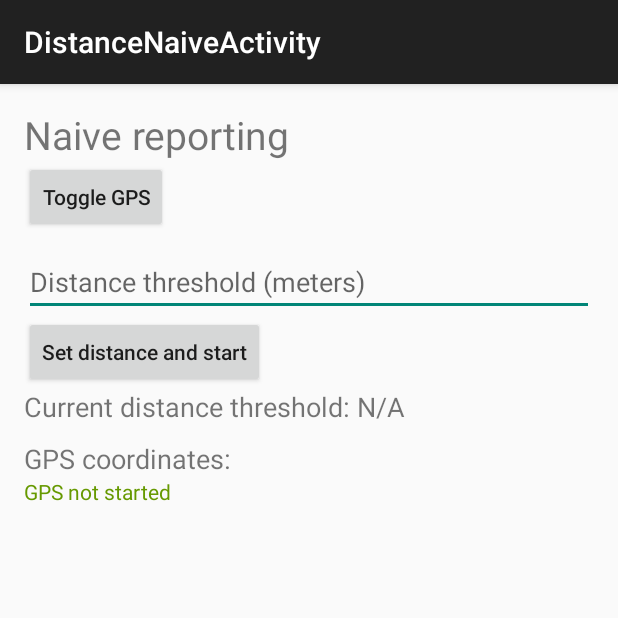
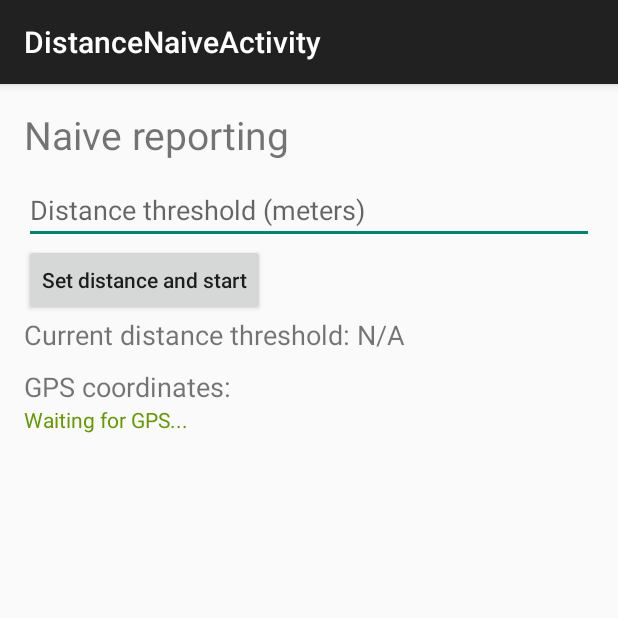
Before and after one commit to YnkDK/PP-Project2, an Android app: the DistanceNaiveActivity screen opened directly, with no data from a screen before it, on a phone screen of 412 x 824 dp, the top half of it. Run offline under Robolectric (Android 15) with nearby library versions, the phone set to English and light mode, and no system bars.

Commit message:
Cleaned code. No activity can turn-off the GPS by the user

```diff
--- a/app/src/main/java/dk/au/pp13/positionfinder/DistanceNaiveActivity.java
+++ b/app/src/main/java/dk/au/pp13/positionfinder/DistanceNaiveActivity.java
@@ -12,9 +12,6 @@ import dk.au.pp13.positionfinder.filters.HaversineFilter;
 
 
 public class DistanceNaiveActivity extends ActionBarActivity {
-    private TextView gpsCoordinates;
-    private boolean isGPSOn;
-    private LocationManager locationManager = null;
     private GPSListener locationListener = null;
     private EditText editFieldDistance;
     private TextView maxDistance;
@@ -24,30 +21,19 @@ public class DistanceNaiveActivity extends ActionBarActivity {
         super.onCreate(savedInstanceState);
         setContentView(R.layout.activity_distance_naive);
 
-        gpsCoordinates = (TextView) findViewById(R.id.gpsCoordinates);
+        TextView gpsCoordinates = (TextView) findViewById(R.id.gpsCoordinates);
         maxDistance = (TextView) findViewById(R.id.maxDistance);
         editFieldDistance = (EditText) findViewById(R.id.inputFieldDistance);
 
 
-        gpsCoordinates.setText("GPS not started");
-        isGPSOn = false;
+        LocationManager locationManager = (LocationManager) getSystemService(Context.LOCATION_SERVICE);
+        locationListener = new GPSListener(gpsCoordinates);
+        locationManager.requestLocationUpdates(LocationManager.GPS_PROVIDER, 0, 0,
+                locationListener);
+        gpsCoordinates.setText("Waiting for GPS...");
 
-        locationManager = (LocationManager) getSystemService(Context.LOCATION_SERVICE);
-        locationListener = new GPSListener(gpsCoordinates);
     }
 
-
-    public void toggleGPS(View view) {
-        if(isGPSOn && locationListener != null) {
-            locationManager.removeUpdates(locationListener);
-            gpsCoordinates.setText("GPS not started");
-        } else {
-            gpsCoordinates.setText("Waiting for GPS signal...");
-            locationManager.requestLocationUpdates(LocationManager.GPS_PROVIDER, 0, 0,
-                    locationListener);
-        }
-        isGPSOn = !isGPSOn;
-    }
 
     public void setDistance(View view) {
         if (editFieldDistance.getText().length() > 0) {
@@ -56,8 +42,6 @@ public class DistanceNaiveActivity extends ActionBarActivity {
 
             maxDistance.setText("Current distance threshold: " + distance + " meters");
             editFieldDistance.setText("");
-            if (!isGPSOn) toggleGPS(null);
-
         }
     }
 }
--- a/app/src/main/res/layout/activity_distance_naive.xml
+++ b/app/src/main/res/layout/activity_distance_naive.xml
@@ -14,13 +14,6 @@
         android:layout_height="wrap_content"
         android:textSize="26sp"
         />
-
-    <Button
-        android:layout_width="wrap_content"
-        android:layout_height="wrap_content"
-        android:text="@string/toggle_gps"
-        android:textAllCaps="false"
-        android:onClick="toggleGPS" />
 
     <EditText
         android:id="@+id/inputFieldDistance"
```
Also changed, not shown: app/src/main/java/dk/au/pp13/positionfinder/DistanceAccelerometerActivity.java (+3 -5 lines), app/src/main/java/dk/au/pp13/positionfinder/DistanceMaxSpeedActivity.java (+5 -16 lines), app/src/main/java/dk/au/pp13/positionfinder/WaypointCollectorActivity.java (+7 -17 lines), app/src/main/res/layout/activity_distance_max_speed.xml (+0 -8 lines), app/src/main/res/layout/activity_periodic.xml (+0 -8 lines), app/src/main/res/layout/waypoint_collector.xml (+0 -7 lines).
